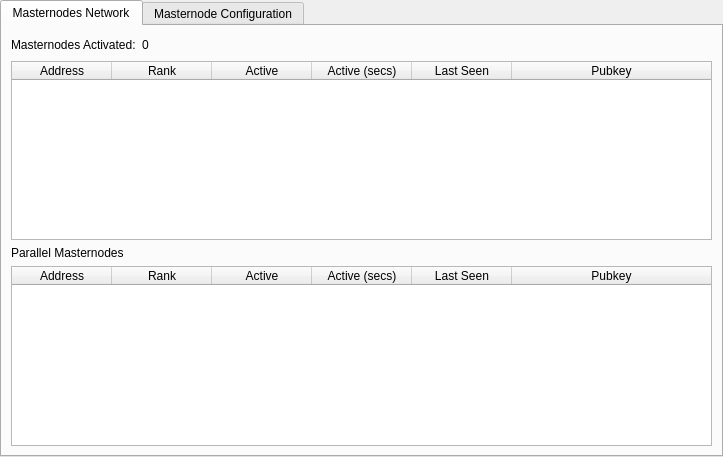
Before: the Qt Designer form src/qt/forms/masternodemanager.ui in LUX-Core/lux, drawn with Qt 5.
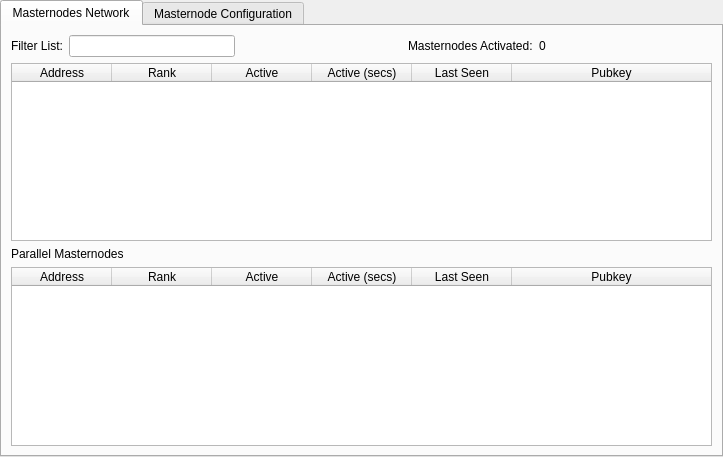
After: the same form once the commit is applied.

Commit message: [gui] Revamped the MN tab, added sorting, copying, filtering and colour

```diff
--- a/src/qt/forms/masternodemanager.ui
+++ b/src/qt/forms/masternodemanager.ui
@@ -34,6 +34,43 @@
         <layout class="QGridLayout" name="gridLayout">
          <item row="1" column="0">
           <widget class="QTableWidget" name="tableWidget">
+           <property name="palette">
+            <palette>
+             <active>
+              <colorrole role="Text">
+               <brush brushstyle="SolidPattern">
+                <color alpha="255">
+                 <red>51</red>
+                 <green>51</green>
+                 <blue>51</blue>
+                </color>
+               </brush>
+              </colorrole>
+             </active>
+             <inactive>
+              <colorrole role="Text">
+               <brush brushstyle="SolidPattern">
+                <color alpha="255">
+                 <red>51</red>
+                 <green>51</green>
+                 <blue>51</blue>
+                </color>
+               </brush>
+              </colorrole>
+             </inactive>
+             <disabled>
+              <colorrole role="Text">
+               <brush brushstyle="SolidPattern">
+                <color alpha="255">
+                 <red>85</red>
+                 <green>85</green>
+                 <blue>85</blue>
+                </color>
+               </brush>
+              </colorrole>
+             </disabled>
+            </palette>
+           </property>
            <property name="editTriggers">
             <set>QAbstractItemView::NoEditTriggers</set>
            </property>
@@ -43,6 +80,9 @@
            <property name="selectionBehavior">
             <enum>QAbstractItemView::SelectRows</enum>
            </property>
+           <property name="sortingEnabled">
+            <bool>true</bool>
+           </property>
            <attribute name="horizontalHeaderStretchLastSection">
             <bool>true</bool>
            </attribute>
@@ -132,6 +172,33 @@
            <property name="bottomMargin">
             <number>0</number>
            </property>
+           <item>
+            <widget class="QLabel" name="label_filter">
+             <property name="text">
+              <string>Filter List:</string>
+             </property>
+            </widget>
+           </item>
+           <item>
+            <widget class="QLineEdit" name="filterLineEdit">
+             <property name="toolTip">
+              <string>Filter masternode list</string>
+             </property>
+            </widget>
+           </item>
+           <item>
+            <spacer name="horizontalSpacer_3">
+             <property name="orientation">
+              <enum>Qt::Horizontal</enum>
+             </property>
+             <property name="sizeHint" stdset="0">
+              <size>
+               <width>10</width>
+               <height>20</height>
+              </size>
+             </property>
+            </spacer>
+           </item>
            <item>
             <widget class="QLabel" name="label_2">
              <property name="text">
```
Left out of the diff: 3 changed lines with no effect on the pictures. The commit also changes 3 other files.
